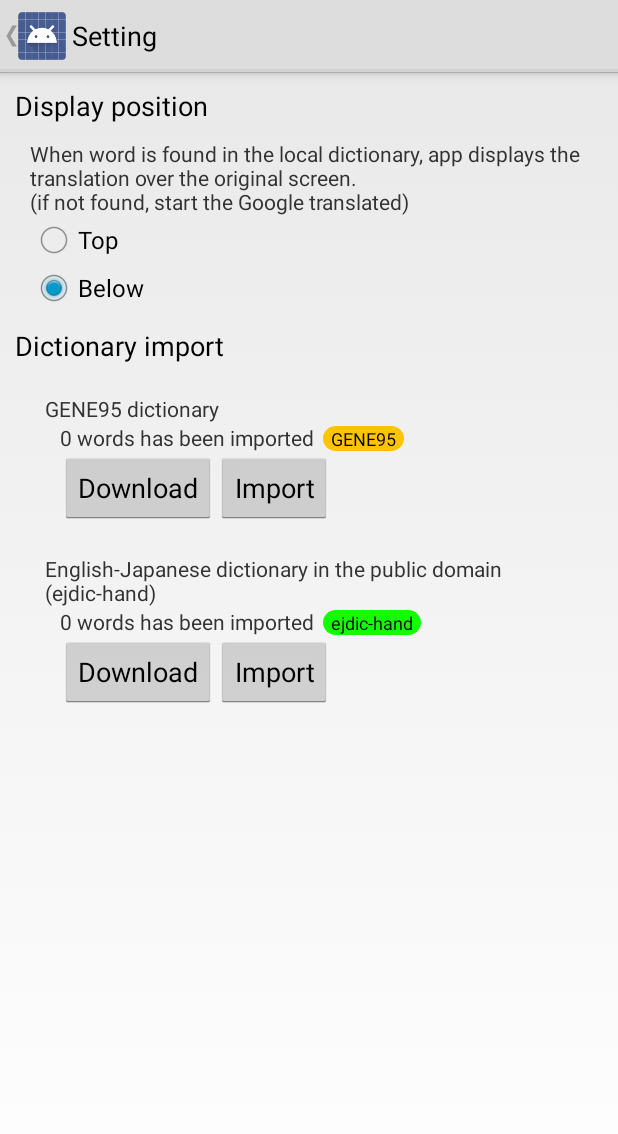
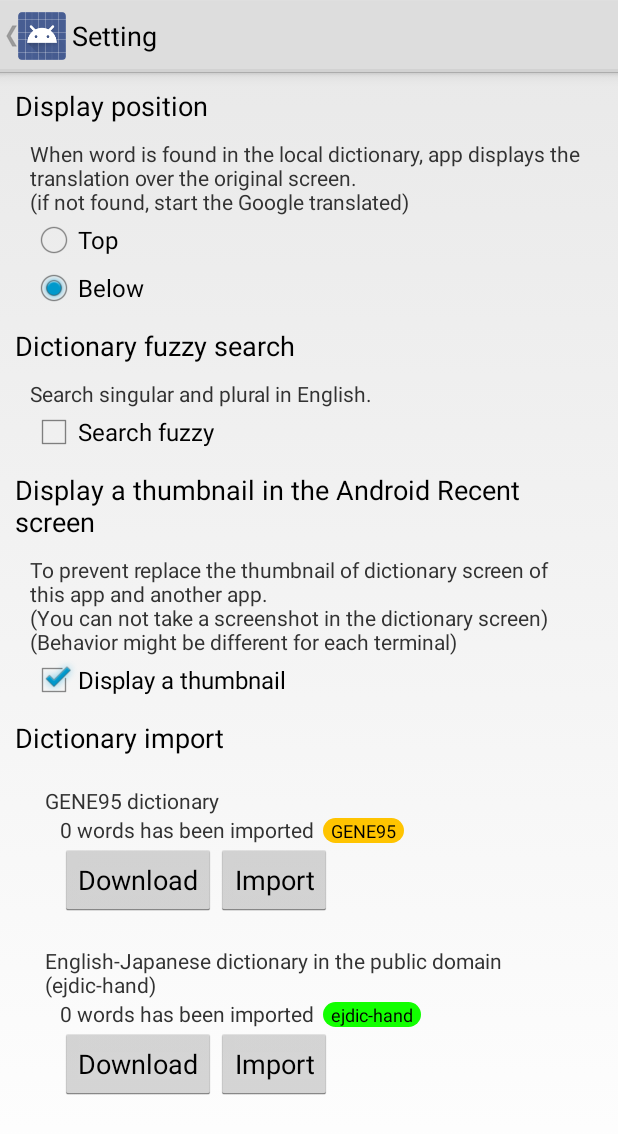
Before and after one commit to ytanaka/ClipboardTranslator, an Android app: the screen it shows after launch (SettingActivity), after a tap on "Setting", on a phone screen of 412 x 824 dp. Shown: the top 1134 px of the screen. Run offline under Robolectric (Android 15) with nearby library versions, the phone set to English and light mode, and no system bars; libraries missing offline, so code that uses them is left out: org.kamranzafar.jtar.

Commit message:
サムネイル表示のON/OFFを設定画面に追加

```diff
--- a/app/src/main/java/io/github/ytanaka/cliptrans/MyPreference.java
+++ b/app/src/main/java/io/github/ytanaka/cliptrans/MyPreference.java
@@ -5,7 +5,6 @@ import android.content.SharedPreferences;
 
 public class MyPreference {
     private static final String FILENAME = MyPreference.class.getCanonicalName();
-    private static final String KEY_IS_DISPLAY_DIC_BOTTOM = "isDisplayDicBottom";
 
     private final SharedPreferences pref;
 
@@ -13,10 +12,27 @@ public class MyPreference {
         pref = context.getSharedPreferences(FILENAME, Context.MODE_PRIVATE);
     }
 
+    private static final String KEY_IS_DISPLAY_DIC_BOTTOM = "isDisplayDicBottom";
     public boolean isDisplayDicBottom() {
         return pref.getBoolean(KEY_IS_DISPLAY_DIC_BOTTOM, true);
     }
     public void setDisplayDicBottom(boolean b) {
         pref.edit().putBoolean(KEY_IS_DISPLAY_DIC_BOTTOM, b).apply();
     }
+
+    private static final String KEY_IS_SEARCH_FUZZY = "isSearchFuzzy";
+    public boolean isSearchFuzzy() {
+        return pref.getBoolean(KEY_IS_SEARCH_FUZZY, false);
+    }
+    public void setSearchFuzzy(boolean b) {
+        pref.edit().putBoolean(KEY_IS_SEARCH_FUZZY, b).apply();
+    }
+
+    private static final String KEY_IS_DISPLAY_THUMBNAIL = "isDisplayThumbnail";
+    public boolean isDisplayThumbnail() {
+        return pref.getBoolean(KEY_IS_DISPLAY_THUMBNAIL, true);
+    }
+    public void setDisplayThumbnail(boolean b) {
+        pref.edit().putBoolean(KEY_IS_DISPLAY_THUMBNAIL, b).apply();
+    }
 }
--- a/app/src/main/java/io/github/ytanaka/cliptrans/activity/DicActivity.java
+++ b/app/src/main/java/io/github/ytanaka/cliptrans/activity/DicActivity.java
@@ -17,6 +17,7 @@ import java.util.ArrayList;
 import java.util.List;
 
 import io.github.ytanaka.cliptrans.MyApplication;
+import io.github.ytanaka.cliptrans.MyPreference;
 import io.github.ytanaka.cliptrans.R;
 import io.github.ytanaka.cliptrans.db.DB;
 import io.github.ytanaka.cliptrans.dic.Dic;
@@ -37,7 +38,8 @@ public class DicActivity extends Activity {
     @Override
     protected void onCreate(Bundle savedInstanceState) {
         super.onCreate(savedInstanceState);
-        getWindow().addFlags(WindowManager.LayoutParams.FLAG_SECURE);
+        MyPreference pref = MyApplication.instance(this).getPref();
+        if (!pref.isDisplayThumbnail()) getWindow().addFlags(WindowManager.LayoutParams.FLAG_SECURE);
         setContentView(R.layout.activity_dic);
 
         // タスクのヒストリーから画面が復活しないようにする
@@ -49,8 +51,8 @@ public class DicActivity extends Activity {
 
         final String word = sWord;
         sWord = null;
-        boolean isBottom = MyApplication.instance(this).getPref().isDisplayDicBottom();
 
+        // 余白設定
         View layoutTop = findViewById(R.id.layout_blank_top);
         View layoutBottom = findViewById(R.id.layout_blank_bottom);
         layoutTop.setOnTouchListener(new View.OnTouchListener() {
@@ -67,9 +69,10 @@ public class DicActivity extends Activity {
                 return false;
             }
         });
-        layoutTop.setVisibility(isBottom ? View.VISIBLE : View.GONE);
-        layoutBottom.setVisibility(!isBottom ? View.VISIBLE : View.GONE);
+        layoutTop.setVisibility(pref.isDisplayDicBottom() ? View.VISIBLE : View.GONE);
+        layoutBottom.setVisibility(!pref.isDisplayDicBottom() ? View.VISIBLE : View.GONE);
 
+        // タイトル部
         TextView tvTitle = (TextView) findViewById(R.id.textView_title);
         tvTitle.setText(word);
         findViewById(R.id.button_translate).setOnClickListener(new View.OnClickListener() {
@@ -80,6 +83,7 @@ public class DicActivity extends Activity {
             }
         });
 
+        // 訳表示
         List<Item> items = new ArrayList<>();
         for (DB.Result i: MyApplication.instance(this).getDb().find(word, 200)) {
             items.add(new Item(i.type, i.word, i.desc));
--- a/app/src/main/java/io/github/ytanaka/cliptrans/activity/SettingActivity.java
+++ b/app/src/main/java/io/github/ytanaka/cliptrans/activity/SettingActivity.java
@@ -9,6 +9,8 @@ import android.util.Log;
 import android.view.MenuItem;
 import android.view.View;
 import android.widget.Button;
+import android.widget.CheckBox;
+import android.widget.CompoundButton;
 import android.widget.LinearLayout;
 import android.widget.RadioGroup;
 import android.widget.TextView;
@@ -41,6 +43,7 @@ public class SettingActivity extends Activity {
         mDb = MyApplication.instance(this).getDb();
         mPref = MyApplication.instance(this).getPref();
 
+        // 表示位置
         RadioGroup radioGroup = (RadioGroup) findViewById(R.id.radioGroup_display);
         radioGroup.setOnCheckedChangeListener(new RadioGroup.OnCheckedChangeListener() {
             @Override
@@ -50,6 +53,27 @@ public class SettingActivity extends Activity {
         });
         radioGroup.check(mPref.isDisplayDicBottom() ? R.id.radioButton_display_bottom : R.id.radioButton_display_top);
 
+        // あいまい検索
+        final CheckBox checkBoxFuzzySearch = (CheckBox) findViewById(R.id.checkBox_search_fuzzy);
+        checkBoxFuzzySearch.setOnCheckedChangeListener(new CompoundButton.OnCheckedChangeListener() {
+            @Override
+            public void onCheckedChanged(CompoundButton buttonView, boolean isChecked) {
+                mPref.setSearchFuzzy(checkBoxFuzzySearch.isChecked());
+            }
+        });
+        checkBoxFuzzySearch.setChecked(mPref.isSearchFuzzy());
+
+        // サムネイル表示
+        final CheckBox checkBoxShowThumbnail = (CheckBox) findViewById(R.id.checkBox_display_thumbnail);
+        checkBoxShowThumbnail.setOnCheckedChangeListener(new CompoundButton.OnCheckedChangeListener() {
+            @Override
+            public void onCheckedChanged(CompoundButton buttonView, boolean isChecked) {
+                mPref.setDisplayThumbnail(checkBoxShowThumbnail.isChecked());
+            }
+        });
+        checkBoxShowThumbnail.setChecked(mPref.isDisplayThumbnail());
+
+        // 辞書取り込み
         LinearLayout dicList = (LinearLayout) findViewById(R.id.layout_dic_list);
         for (int i = 0; i < Dic.LIST.length; i++) {
             LinearLayout.LayoutParams p = new LinearLayout.LayoutParams(LinearLayout.LayoutParams.MATCH_PARENT, LinearLayout.LayoutParams.WRAP_CONTENT);
--- a/app/src/main/res/layout/activity_setting.xml
+++ b/app/src/main/res/layout/activity_setting.xml
@@ -1,14 +1,20 @@
-<LinearLayout xmlns:android="http://schemas.android.com/apk/res/android"
+<FrameLayout xmlns:android="http://schemas.android.com/apk/res/android"
     xmlns:tools="http://schemas.android.com/tools"
+    android:layout_width="fill_parent"
+    android:layout_height="fill_parent"
+    tools:context=".MainActivity" >
+
+    <ScrollView
+        android:layout_width="match_parent"
+        android:layout_height="wrap_content"
+        android:fadeScrollbars="false"
+        tools:ignore="UselessParent">
+
+        <LinearLayout
             android:orientation="vertical"
             android:layout_width="fill_parent"
-    android:layout_height="fill_parent"
-    android:layout_alignParentBottom="true"
-    android:layout_alignParentLeft="true"
-    android:layout_alignParentStart="true"
-    tools:context=".MainActivity"
-    android:id="@+id/layout"
-    android:padding="10dp">
+            android:layout_height="wrap_content"
+            android:padding="10dp" >
 
             <TextView
                 android:layout_width="wrap_content"
@@ -25,8 +31,7 @@
                 <TextView
                     android:layout_width="wrap_content"
                     android:layout_height="wrap_content"
-            android:text="@string/display_position_description"
-            android:id="@+id/textView4"/>
+                    android:text="@string/display_position_description" />
 
                 <RadioGroup
                     android:layout_width="wrap_content"
@@ -52,8 +57,57 @@
                 android:layout_width="wrap_content"
                 android:layout_height="wrap_content"
                 android:textAppearance="?android:attr/textAppearanceMedium"
-        android:text="@string/dictionary_import"
-        android:id="@+id/textView2"/>
+                android:text="@string/dictionary_fuzzy_search" />
+
+            <LinearLayout
+                android:orientation="vertical"
+                android:layout_width="match_parent"
+                android:layout_height="wrap_content"
+                android:layout_margin="10dp">
+
+                <TextView
+                    android:layout_width="wrap_content"
+                    android:layout_height="wrap_content"
+                    android:text="@string/dictionary_fuzzy_search_description" />
+
+                <CheckBox
+                    android:layout_width="wrap_content"
+                    android:layout_height="wrap_content"
+                    android:text="@string/search_fuzzy"
+                    android:id="@+id/checkBox_search_fuzzy" />
+
+            </LinearLayout>
+
+            <TextView
+                android:layout_width="wrap_content"
+                android:layout_height="wrap_content"
+                android:textAppearance="?android:attr/textAppearanceMedium"
+                android:text="@string/display_allow_recent_thumbnail" />
+
+            <LinearLayout
+                android:orientation="vertical"
+                android:layout_width="match_parent"
+                android:layout_height="wrap_content"
+                android:layout_margin="10dp">
+
+                <TextView
+                    android:layout_width="wrap_content"
+                    android:layout_height="wrap_content"
+                    android:text="@string/display_allow_recent_thumbnail_description" />
+
+                <CheckBox
+                    android:layout_width="wrap_content"
+                    android:layout_height="wrap_content"
+                    android:text="@string/display_thumbnail"
+                    android:id="@+id/checkBox_display_thumbnail" />
+
+            </LinearLayout>
+
+            <TextView
+                android:layout_width="wrap_content"
+                android:layout_height="wrap_content"
+                android:textAppearance="?android:attr/textAppearanceMedium"
+                android:text="@string/dictionary_import" />
 
             <LinearLayout
                 android:orientation="vertical"
@@ -65,3 +119,7 @@
             </LinearLayout>
 
         </LinearLayout>
+
+    </ScrollView>
+
+</FrameLayout>
--- a/app/src/main/res/values/strings.xml
+++ b/app/src/main/res/values/strings.xml
@@ -11,10 +11,20 @@
     <string name="off">OFF</string>
     <string name="install_google_translate">Install Google Translate</string>
     <string name="translate">Translate</string>
+
     <string name="display_position">Display position</string>
     <string name="display_position_description">When word is found in the local dictionary, app displays the translation over the original screen.\n(if not found, start the Google translated)</string>
     <string name="top">Top</string>
     <string name="below">Below</string>
+
+    <string name="dictionary_fuzzy_search">Dictionary fuzzy search</string>
+    <string name="dictionary_fuzzy_search_description">Search singular and plural in English.</string>
+    <string name="search_fuzzy">Search fuzzy</string>
+
+    <string name="display_allow_recent_thumbnail">Display a thumbnail in the Android Recent screen</string>
+    <string name="display_allow_recent_thumbnail_description">To prevent replace the thumbnail of dictionary screen of this app and another app.\n(You can not take a screenshot in the dictionary screen)\n(Behavior might be different for each terminal)</string>
+    <string name="display_thumbnail">Display a thumbnail</string>
+
     <string name="dictionary_import">Dictionary import</string>
     <string name="__words_imported">%1$d words has been imported</string>
     <string name="download_dic">Download</string>
@@ -27,6 +37,7 @@
     <string name="importing_dictionary">Importing dictionary</string>
     <string name="failed_to_import_dictionary">Failed to import the dictionary</string>
     <string name="notify_finished_import_dictionary">Import of dictionary is now complete. \nThe downloaded file can safely be deleted.</string>
+
     <string name="notification_message">Please copy the string to the clipboard, I will translate</string>
     <string name="not_found_google_translation">Google translation not found</string>
 
```
Also changed, not shown: 3 other files. Lines whose indentation alone changed are shown as unchanged.
